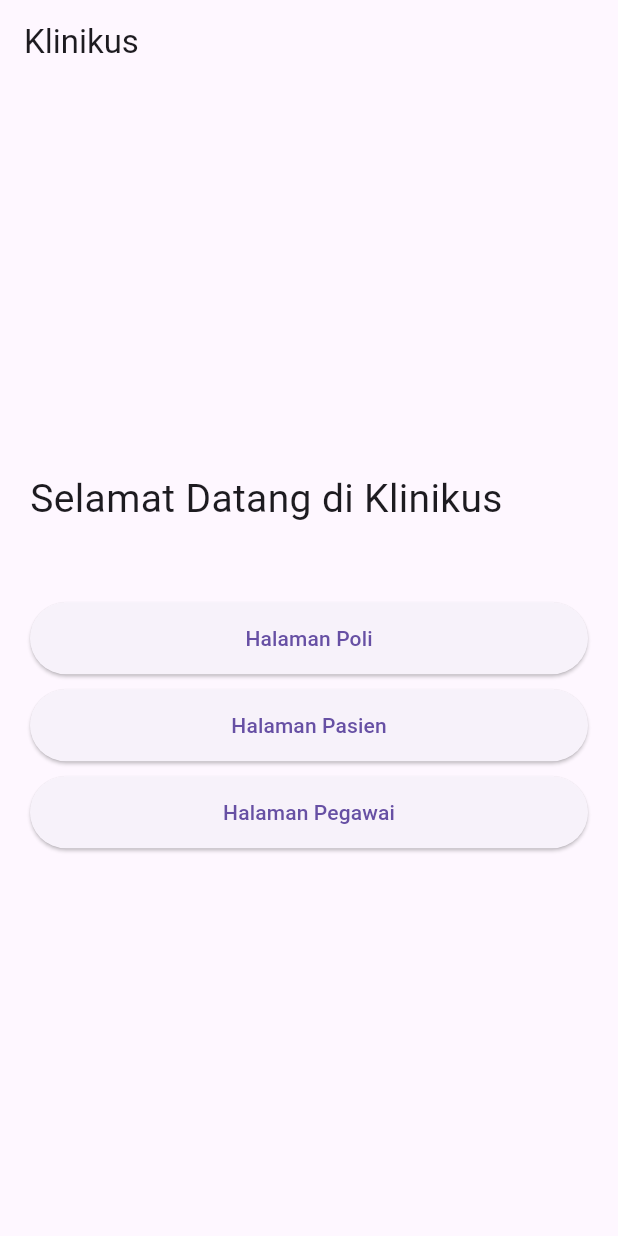
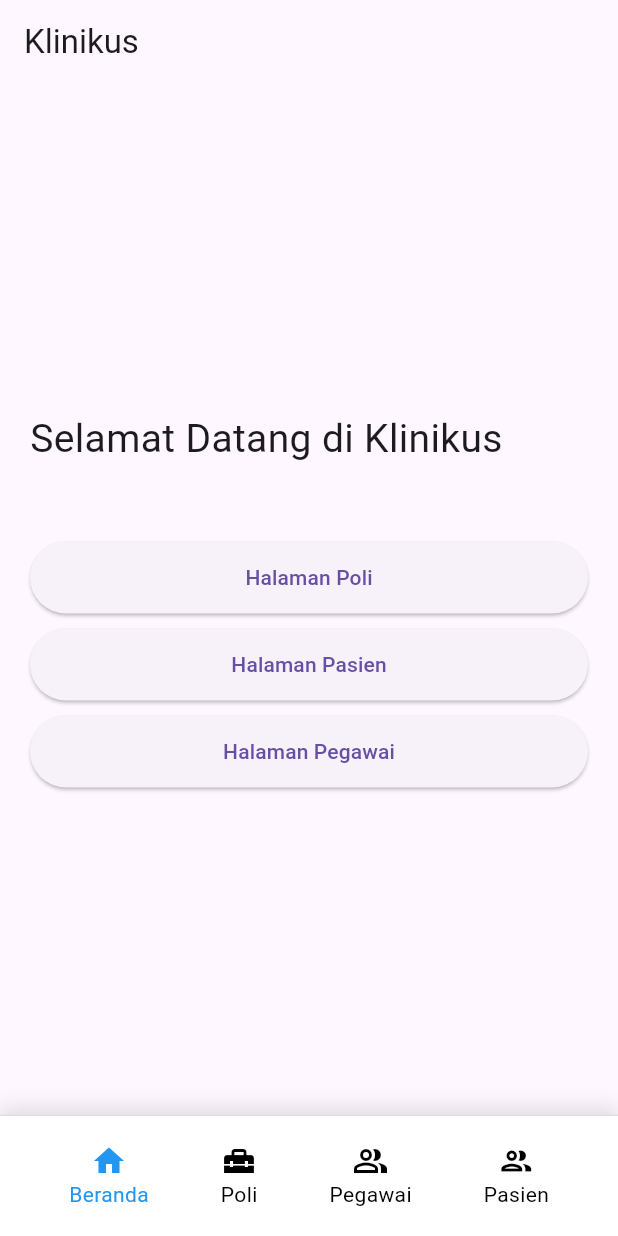
Before and after one commit to fadjriproject/Flutter-Course, a Flutter app: the screen it shows after launch, on a phone screen of 412 x 824 dp. Run offline on Flutter 3.47's test engine with Material 3 defaults, Android fonts, the phone set to English and light mode, and no system bars.

Commit message:
add bottom app bar

```diff
--- a/lib/main.dart
+++ b/lib/main.dart
@@ -1,18 +1,52 @@
 import 'package:flutter/material.dart';
 import 'package:klinik_app/screens/homepage.dart';
+import 'package:klinik_app/screens/pasien/pasien_screen.dart';
+import 'package:klinik_app/screens/pegawai/pegawai_screen.dart';
+import 'package:klinik_app/screens/poli/poli_screen.dart';
+import 'package:klinik_app/widgets/templates/bottom_navigation.dart';
 
 void main() {
   runApp(const MainApp());
 }
 
-class MainApp extends StatelessWidget {
+class MainApp extends StatefulWidget {
   const MainApp({super.key});
 
   @override
+  _MainAppState createState() => _MainAppState();
+}
+
+class _MainAppState extends State<MainApp> {
+  int _selectedIndex = 0; // Keeps track of the selected tab index
+
+  // List of pages to navigate to
+  final List<Widget> _pages = [
+    const Homepage(), // Page 0
+    const PoliScreen(), // Page 1
+    const PegawaiScreen(), // Page 2
+    const PasienScreen(), // Page 3
+  ];
+
+  // Method to handle tab selection
+  void _onTabSelected(int index) {
+    setState(() {
+      _selectedIndex = index;
+    });
+  }
+
+  @override
   Widget build(BuildContext context) {
-    return const MaterialApp(
+    return MaterialApp(
       debugShowCheckedModeBanner: false,
-      home: Homepage(),
+      home: Scaffold(
+        body: _pages[
+            _selectedIndex], // Display the corresponding page based on the selected tab
+        bottomNavigationBar: BottomNavigation(
+          selectedIndex: _selectedIndex,
+          onTabSelected:
+              _onTabSelected, // Pass the callback to BottomNavigation widget
+        ),
+      ),
     );
   }
 }
--- a/lib/screens/homepage.dart
+++ b/lib/screens/homepage.dart
@@ -70,7 +70,8 @@ class Menu extends StatelessWidget {
   final String title;
   final VoidCallback onPressed;
 
-  const Menu({Key? key, required this.title, required this.onPressed}) : super(key: key);
+  const Menu({Key? key, required this.title, required this.onPressed})
+      : super(key: key);
 
   @override
   Widget build(BuildContext context) {
--- /dev/null
+++ b/lib/widgets/templates/bottom_navigation.dart
@@ -0,0 +1,79 @@
+import 'package:flutter/material.dart';
+
+class BottomNavigation extends StatefulWidget {
+  final Function(int) onTabSelected;
+  final int selectedIndex;
+
+  const BottomNavigation({
+    super.key,
+    required this.onTabSelected,
+    required this.selectedIndex,
+  });
+
+  @override
+  State<BottomNavigation> createState() => _BottomNavigationState();
+}
+
+class _BottomNavigationState extends State<BottomNavigation> {
+  @override
+  Widget build(BuildContext context) {
+    return Container(
+      decoration: BoxDecoration(
+        border: Border(
+          top: BorderSide(
+            color: Colors.grey.shade300,
+            width: 1.0,
+          ),
+        ),
+        boxShadow: [
+          BoxShadow(
+            color: Colors.black.withOpacity(0.1),
+            spreadRadius: 1,
+            blurRadius: 10,
+            offset: const Offset(0, -5),
+          ),
+        ],
+      ),
+      child: BottomAppBar(
+        height: 80,
+        color: Colors.white,
+        child: Padding(
+          padding: const EdgeInsets.symmetric(horizontal: 20),
+          child: Row(
+            mainAxisAlignment: MainAxisAlignment.spaceBetween,
+            crossAxisAlignment: CrossAxisAlignment.center,
+            children: [
+              buildNavbarItem(Icons.home, 'Beranda', 0),
+              buildNavbarItem(Icons.home_repair_service, 'Poli', 1),
+              buildNavbarItem(Icons.people_alt_outlined, 'Pegawai', 2),
+              buildNavbarItem(Icons.people_outline_sharp, 'Pasien', 3),
+            ],
+          ),
+        ),
+      ),
+    );
+  }
+
+  Widget buildNavbarItem(IconData icon, String label, int index) {
+    bool isSelected = widget.selectedIndex == index;
+
+    Color selectedColor = isSelected ? Colors.blue : Colors.black;
+
+    return InkWell(
+      onTap: () => widget.onTabSelected(index),
+      child: Padding(
+        padding: const EdgeInsets.symmetric(horizontal: 10),
+        child: Column(
+          mainAxisAlignment: MainAxisAlignment.center,
+          children: [
+            Icon(icon, color: selectedColor),
+            Text(
+              label,
+              style: TextStyle(color: selectedColor),
+            ),
+          ],
+        ),
+      ),
+    );
+  }
+}
```
